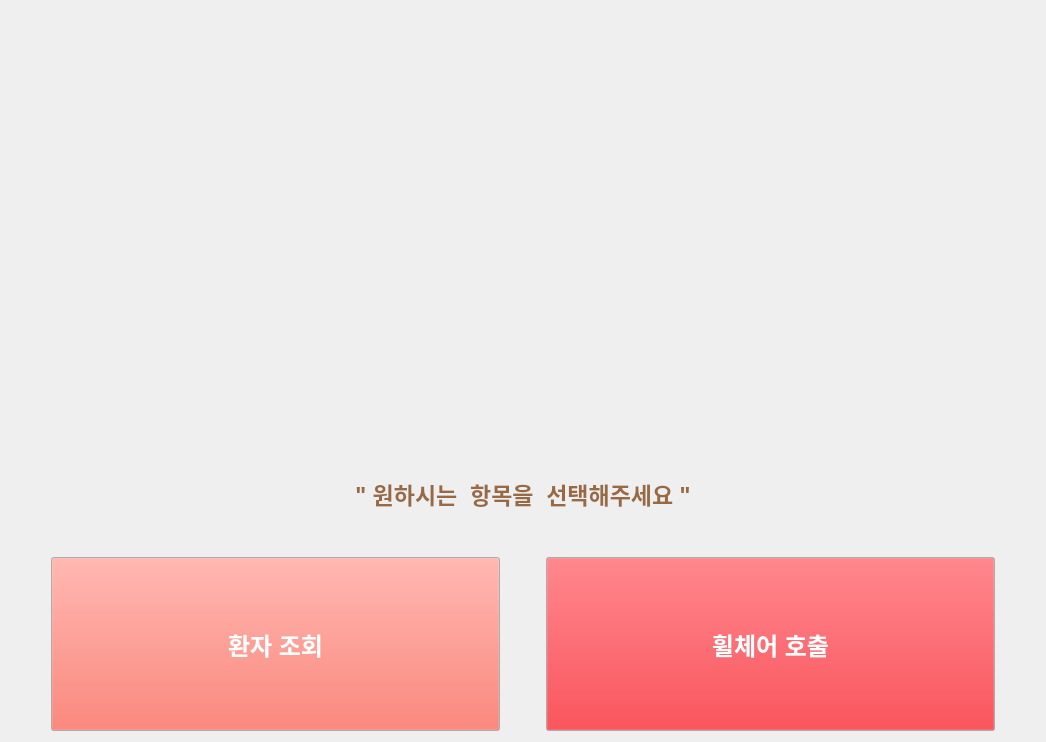
Before: the Qt Designer form Hospital_Terminal/kiosk_main.ui in Heo157/Project-Hospital-Autonomous-Wheelchair, drawn with Qt 5.
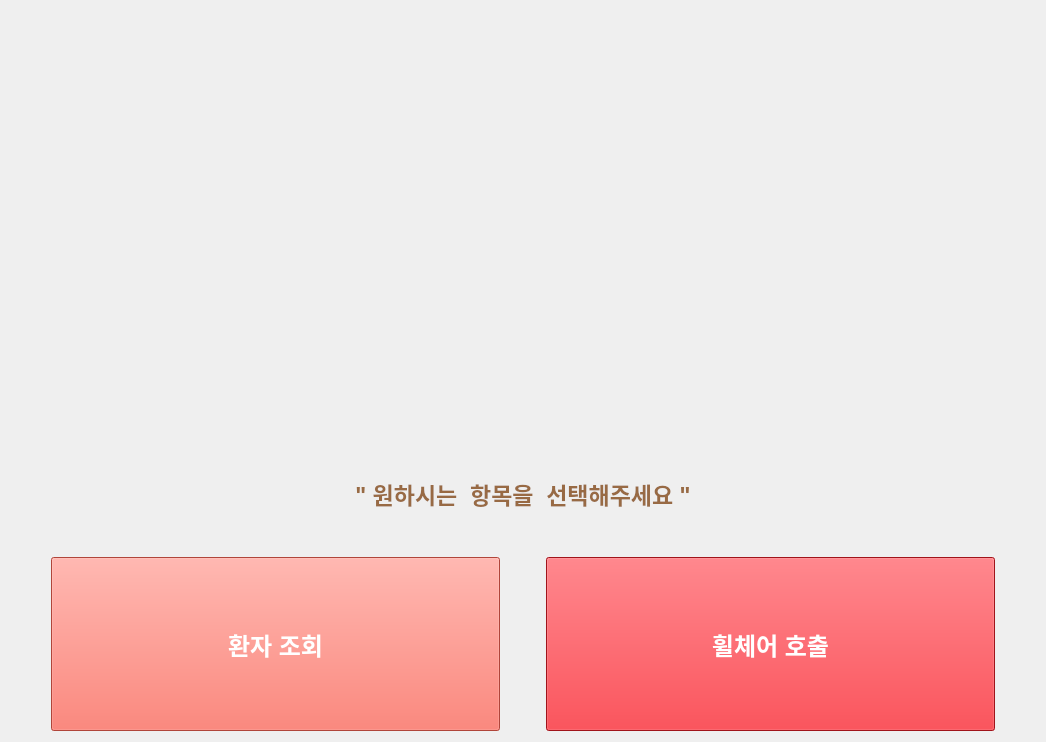
After: the same form once the commit is applied. Icons and pictures are not drawn.

```diff
--- a/Hospital_Terminal/kiosk_main.ui
+++ b/Hospital_Terminal/kiosk_main.ui
@@ -176,6 +176,24 @@
               </color>
              </brush>
             </colorrole>
+            <colorrole role="Base">
+             <brush brushstyle="SolidPattern">
+              <color alpha="255">
+               <red>246</red>
+               <green>97</green>
+               <blue>81</blue>
+              </color>
+             </brush>
+            </colorrole>
+            <colorrole role="Window">
+             <brush brushstyle="SolidPattern">
+              <color alpha="255">
+               <red>246</red>
+               <green>97</green>
+               <blue>81</blue>
+              </color>
+             </brush>
+            </colorrole>
             <colorrole role="PlaceholderText">
              <brush brushstyle="SolidPattern">
               <color alpha="128">
@@ -223,6 +241,24 @@
               </color>
              </brush>
             </colorrole>
+            <colorrole role="Base">
+             <brush brushstyle="SolidPattern">
+              <color alpha="255">
+               <red>246</red>
+               <green>97</green>
+               <blue>81</blue>
+              </color>
+             </brush>
+            </colorrole>
+            <colorrole role="Window">
+             <brush brushstyle="SolidPattern">
+              <color alpha="255">
+               <red>246</red>
+               <green>97</green>
+               <blue>81</blue>
+              </color>
+             </brush>
+            </colorrole>
             <colorrole role="PlaceholderText">
              <brush brushstyle="SolidPattern">
               <color alpha="128">
@@ -273,9 +309,18 @@
             <colorrole role="Base">
              <brush brushstyle="SolidPattern">
               <color alpha="255">
-               <red>251</red>
-               <green>206</green>
-               <blue>197</blue>
+               <red>246</red>
+               <green>97</green>
+               <blue>81</blue>
+              </color>
+             </brush>
+            </colorrole>
+            <colorrole role="Window">
+             <brush brushstyle="SolidPattern">
+              <color alpha="255">
+               <red>246</red>
+               <green>97</green>
+               <blue>81</blue>
               </color>
              </brush>
             </colorrole>
@@ -308,7 +353,8 @@
           <bool>false</bool>
          </property>
          <property name="styleSheet">
-          <string notr="true">color: rgb(255, 255, 255);</string>
+          <string notr="true">color: rgb(255, 255, 255);
+background-color: rgb(246, 97, 81);</string>
          </property>
          <property name="text">
           <string>환자 조회</string>
@@ -384,6 +430,24 @@
               </color>
              </brush>
             </colorrole>
+            <colorrole role="Base">
+             <brush brushstyle="SolidPattern">
+              <color alpha="255">
+               <red>224</red>
+               <green>27</green>
+               <blue>36</blue>
+              </color>
+             </brush>
+            </colorrole>
+            <colorrole role="Window">
+             <brush brushstyle="SolidPattern">
+              <color alpha="255">
+               <red>224</red>
+               <green>27</green>
+               <blue>36</blue>
+              </color>
+             </brush>
+            </colorrole>
             <colorrole role="PlaceholderText">
              <brush brushstyle="SolidPattern">
               <color alpha="128">
@@ -431,6 +495,24 @@
               </color>
              </brush>
             </colorrole>
+            <colorrole role="Base">
+             <brush brushstyle="SolidPattern">
+              <color alpha="255">
+               <red>224</red>
+               <green>27</green>
+               <blue>36</blue>
+              </color>
+             </brush>
+            </colorrole>
+            <colorrole role="Window">
+             <brush brushstyle="SolidPattern">
+              <color alpha="255">
+               <red>224</red>
+               <green>27</green>
+               <blue>36</blue>
+              </color>
+             </brush>
+            </colorrole>
             <colorrole role="PlaceholderText">
              <brush brushstyle="SolidPattern">
               <color alpha="128">
@@ -478,6 +560,24 @@
               </color>
              </brush>
             </colorrole>
+            <colorrole role="Base">
+             <brush brushstyle="SolidPattern">
+              <color alpha="255">
+               <red>224</red>
+               <green>27</green>
+               <blue>36</blue>
+              </color>
+             </brush>
+            </colorrole>
+            <colorrole role="Window">
+             <brush brushstyle="SolidPattern">
+              <color alpha="255">
+               <red>224</red>
+               <green>27</green>
+               <blue>36</blue>
+              </color>
+             </brush>
+            </colorrole>
             <colorrole role="PlaceholderText">
              <brush brushstyle="SolidPattern">
               <color alpha="128">
@@ -501,7 +601,8 @@
           <cursorShape>OpenHandCursor</cursorShape>
          </property>
          <property name="styleSheet">
-          <string notr="true">color: rgb(255, 255, 255);</string>
+          <string notr="true">color: rgb(255, 255, 255);
+background-color: rgb(224, 27, 36);</string>
          </property>
          <property name="text">
           <string>휠체어 호출</string>
```
